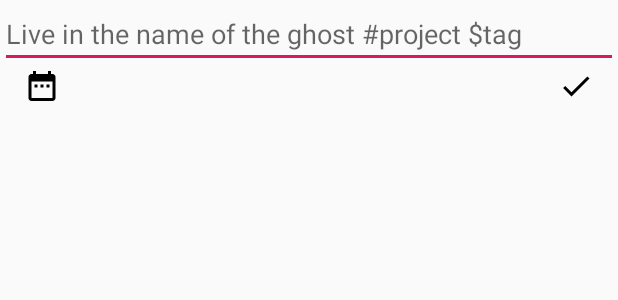
After one commit to zwhittle/reimagined-train, an Android app: the layout layout_new_task.xml on its own in the app's theme, with its tools: preview values and no code run, on a phone screen of 412 x 824 dp. The commit adds this screen. Shown: the top 300 px of the screen. Run offline under Robolectric (Android 15) with nearby library versions, the phone set to English and light mode, and no system bars.

Commit message:
create layouts that will be used

```diff
--- /dev/null
+++ b/app/src/main/res/drawable/ic_check_black_24dp.xml
@@ -0,0 +1,9 @@
+<vector xmlns:android="http://schemas.android.com/apk/res/android"
+        android:width="24dp"
+        android:height="24dp"
+        android:viewportWidth="24.0"
+        android:viewportHeight="24.0">
+    <path
+        android:fillColor="#FF000000"
+        android:pathData="M9,16.17L4.83,12l-1.42,1.41L9,19 21,7l-1.41,-1.41z"/>
+</vector>
--- /dev/null
+++ b/app/src/main/res/drawable/ic_date_range_black_24dp.xml
@@ -0,0 +1,9 @@
+<vector xmlns:android="http://schemas.android.com/apk/res/android"
+        android:width="24dp"
+        android:height="24dp"
+        android:viewportWidth="24.0"
+        android:viewportHeight="24.0">
+    <path
+        android:fillColor="#FF000000"
+        android:pathData="M9,11L7,11v2h2v-2zM13,11h-2v2h2v-2zM17,11h-2v2h2v-2zM19,4h-1L18,2h-2v2L8,4L8,2L6,2v2L5,4c-1.11,0 -1.99,0.9 -1.99,2L3,20c0,1.1 0.89,2 2,2h14c1.1,0 2,-0.9 2,-2L21,6c0,-1.1 -0.9,-2 -2,-2zM19,20L5,20L5,9h14v11z"/>
+</vector>
--- /dev/null
+++ b/app/src/main/res/layout/layout_new_task.xml
@@ -0,0 +1,49 @@
+<?xml version="1.0" encoding="utf-8"?>
+<layout xmlns:android="http://schemas.android.com/apk/res/android"
+    xmlns:app="http://schemas.android.com/apk/res-auto"
+    xmlns:tools="http://schemas.android.com/tools">
+
+    <LinearLayout
+        android:id="@+id/layoutNewTaskContainer"
+        android:layout_width="match_parent"
+        android:layout_height="wrap_content"
+        android:orientation="vertical">
+
+        <EditText
+            android:id="@+id/etNewTaskName"
+            android:layout_width="match_parent"
+            android:layout_height="wrap_content"
+            android:hint="@string/new_task_hint"
+            android:importantForAutofill="no"
+            android:inputType="textAutoCorrect" />
+
+        <androidx.constraintlayout.widget.ConstraintLayout
+            android:id="@+id/layoutNewTaskRow2"
+            android:layout_width="match_parent"
+            android:layout_height="wrap_content"
+            android:orientation="horizontal">
+
+            <ImageView
+                android:id="@+id/ivNewTaskIcon"
+                android:layout_width="wrap_content"
+                android:layout_height="wrap_content"
+                android:layout_gravity="start"
+                android:paddingStart="@dimen/margin_normal"
+                android:src="@drawable/ic_date_range_black_24dp"
+                app:layout_constraintStart_toStartOf="parent"
+                app:layout_constraintTop_toTopOf="parent"
+                tools:ignore="RtlSymmetry" />
+
+            <ImageView
+                android:id="@+id/ivNewTaskSave"
+                android:layout_width="wrap_content"
+                android:layout_height="wrap_content"
+                android:layout_gravity="end"
+                android:paddingEnd="@dimen/margin_normal"
+                android:src="@drawable/ic_check_black_24dp"
+                app:layout_constraintEnd_toEndOf="parent"
+                app:layout_constraintTop_toTopOf="parent"
+                tools:ignore="RtlSymmetry" />
+        </androidx.constraintlayout.widget.ConstraintLayout>
+    </LinearLayout>
+</layout>
--- a/app/src/main/res/values/strings.xml
+++ b/app/src/main/res/values/strings.xml
@@ -5,4 +5,7 @@
 
     <!-- TODO: Remove or change this placeholder text -->
     <string name="hello_blank_fragment">Hello blank fragment</string>
+    <string name="name">Name</string>
+    <string name="save">Save</string>
+    <string name="new_task_hint">Live in the name of the ghost #project $tag</string>
 </resources>
```
Also changed, not shown: app/src/main/res/layout/layout_new_project.xml (added, +26 -0 lines), app/src/main/res/layout/layout_new_tag.xml (added, +26 -0 lines), app/src/main/res/menu/menu_new_project.xml (added, +10 -0 lines), app/src/main/res/values/dimens.xml (+12 -0 lines).
